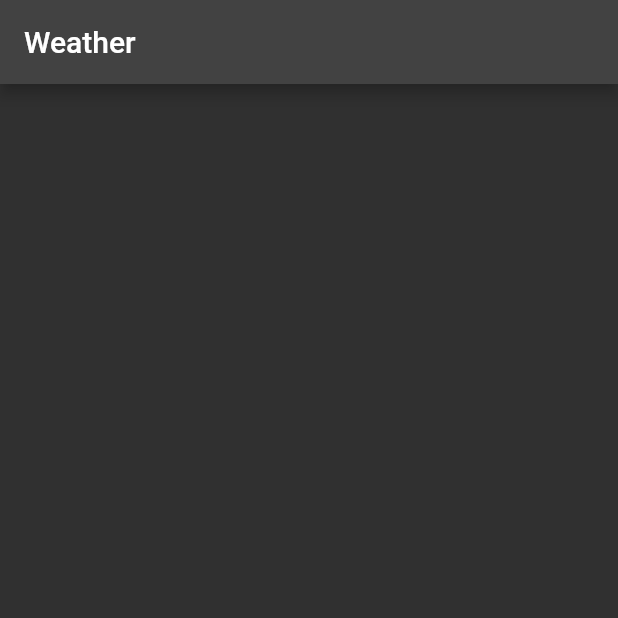
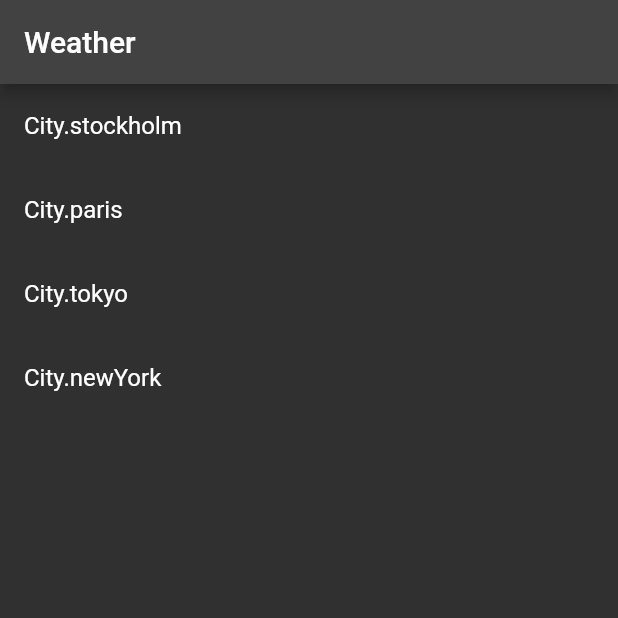
Before and after one commit to sebcrisan/flutter-weatherapp, a Flutter app: the screen it shows after launch, on a phone screen of 412 x 824 dp, the top half of it. Run offline on Flutter 3.47's test engine with Material 2 defaults, Android fonts, the phone set to English and light mode, and no system bars; our stand-ins replace hooks_riverpod.

Commit message:
feat: add listview builder displaying cities, add check icon on city tap

```diff
--- a/lib/main.dart
+++ b/lib/main.dart
@@ -75,10 +75,29 @@ class MyHomePage extends ConsumerWidget {
 
   @override
   Widget build(BuildContext context, WidgetRef ref) {
+
+    /// The current weather (async)
+    final currentWeather = ref.watch(weatherProvider);
+
     return Scaffold(
       appBar: AppBar(
         title: const Text('Weather'),
       ),
+      body: Column(
+        children: [
+          Expanded(child: ListView.builder(itemCount: City.values.length, itemBuilder: (context, index){
+            /// The city for which the weather will be retrieved
+            final city = City.values[index];
+            /// Boolean that is true when a city is selected, can be used to rebuild
+            final isSelected = city == ref.watch(currentCityProvider);
+            return ListTile(title: Text(city.toString()),
+            trailing: isSelected ? const Icon(Icons.check) : null,
+            onTap: (){
+              ref.read(currentCityProvider.notifier).state = city;
+            },);
+          },)),
+        ],
+      ),
     );
   }
 }
```
